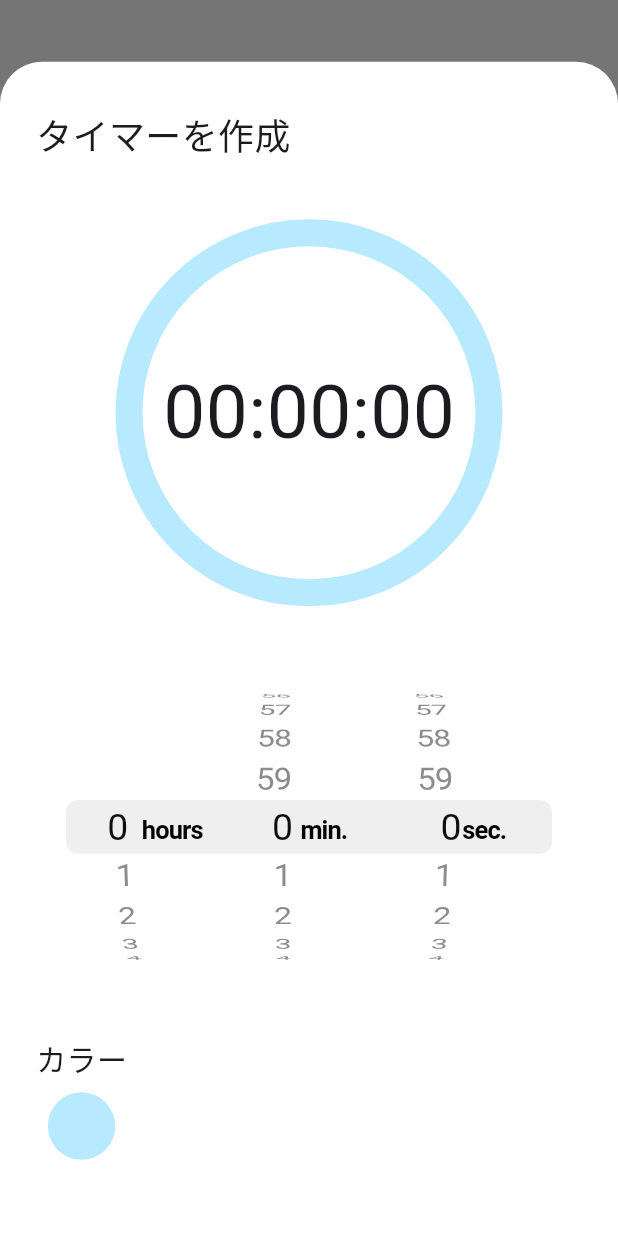
After one commit to skyrinrin/projects, a Flutter app: the screen it shows after launch, item 3 of the bottom bar chosen, after a tap on the "add" icon, on a phone screen of 412 x 824 dp. The commit adds this screen. Run offline on Flutter 3.47's test engine with Material 3 defaults, Android fonts, the phone set to English and light mode, and no system bars; our stand-ins replace flutter_riverpod, hooks_riverpod, shared_preferences.

Commit message:
'タイマー作成画面ポモドーロ以外'

```diff
--- a/pomodoro_timer_app/lib/main_screen.dart
+++ b/pomodoro_timer_app/lib/main_screen.dart
@@ -7,6 +7,7 @@ import 'package:pomodoro_timer_app/presentation/screen/point_screen.dart';
 import 'package:pomodoro_timer_app/presentation/screen/report_screen.dart';
 import 'package:pomodoro_timer_app/presentation/screen/select_timer_screen.dart';
 import 'package:pomodoro_timer_app/presentation/screen/timer_screen.dart';
+import 'package:pomodoro_timer_app/presentation/timer_select/timer_editor.dart';
 import 'package:pomodoro_timer_app/provider/provider.dart';
 
 class MainScreen extends ConsumerStatefulWidget {
@@ -68,7 +69,14 @@ class MainScreenState extends ConsumerState<MainScreen> {
               shape: RoundedRectangleBorder(
                 borderRadius: BorderRadius.circular(30),
               ),
-              onPressed: null,
+              onPressed: () async {
+                await showModalBottomSheet(
+                  context: context,
+                  isScrollControlled: true,
+                  backgroundColor: Colors.white,
+                  builder: (context) => TimerEditor(),
+                );
+              },
 
               child: Icon(Icons.add, color: Colors.white, size: 32),
               backgroundColor: Color(0xFF51BBFD),
--- a/pomodoro_timer_app/lib/nextjob.txt
+++ b/pomodoro_timer_app/lib/nextjob.txt
@@ -1,4 +1,4 @@
 
 
-・画面遷移後に再生ボタンと停止ボタンの状態がリセットされる 11/02 再生、停止ボタンの管理をproviderで行う
-・タイマー実行中はタイマー選択画面に遷移しないようにする 11/02
+・各ウィジェットの大きさをスマホの大きさに合わせて柔軟に変更できるようにする(重要)
+・devicePreviewsパッケージを使ってレイアウトを調整
--- /dev/null
+++ b/pomodoro_timer_app/lib/presentation/timer_select/time_picker.dart
@@ -0,0 +1,48 @@
+import 'package:flutter/cupertino.dart';
+import 'package:flutter/foundation.dart';
+import 'package:flutter/widgets.dart';
+import 'package:hooks_riverpod/hooks_riverpod.dart';
+import 'package:hooks_riverpod/misc.dart';
+import 'package:pomodoro_timer_app/provider/provider.dart';
+
+class TimePicker extends ConsumerWidget {
+  // Duration _duration = Duration(hours: 0, minutes: 0, seconds: 0);
+  // final timePickerValue
+  // String _timeValue = '00:00';
+
+  void changedDuration(Duration newDuration, WidgetRef ref) {
+    // _duration = newDuration;
+    // String _hour = '';
+    // String _minute = '00';
+    // String _second = '00';
+    // if (_duration.inHours == 0) {
+    //   _hour = '';
+    // }
+
+    //
+
+    // _timeValue = '$_hour$_minute:$_second';
+  }
+
+  @override
+  Widget build(BuildContext context, WidgetRef ref) {
+    return CupertinoTimerPicker(
+      onTimerDurationChanged: (Duration newDuration) {
+        ref.read(timePickerValueProvider.notifier).state = newDuration;
+      },
+      mode: CupertinoTimerPickerMode.hms,
+      initialTimerDuration: ref.read(timePickerValueProvider),
+    );
+  }
+}
+
+class ShowTimeBox extends ConsumerWidget {
+  @override
+  Widget build(BuildContext context, WidgetRef ref) {
+    final timePickerValue = ref.watch(timePickerValueProvider);
+    final _time =
+        '${timePickerValue.inHours.toString().padLeft(2, '0')}:${(timePickerValue.inMinutes % 60).toString().padLeft(2, '0')}:${(timePickerValue.inSeconds % 60).toString().padLeft(2, '0')}';
+
+    return Center(child: Text(_time, style: TextStyle(fontSize: 50)));
+  }
+}
--- a/pomodoro_timer_app/lib/presentation/timer_select/timer_box.dart
+++ b/pomodoro_timer_app/lib/presentation/timer_select/timer_box.dart
@@ -1,11 +1,13 @@
 import 'package:flutter/material.dart';
 import 'package:flutter/widgets.dart';
 import 'package:hooks_riverpod/hooks_riverpod.dart';
-import 'package:pomodoro_timer_app/presentation/timer_select/timer_circle_mini.dart';
+import 'package:pomodoro_timer_app/presentation/timer_select/timer_circle_static.dart';
+import 'package:pomodoro_timer_app/provider/provider.dart';
 
 class TimerBox extends ConsumerWidget {
   @override
   Widget build(BuildContext context, WidgetRef ref) {
+    final color = Colors.amber;
     return Container(
       width: 180,
       height: 160,
@@ -18,7 +20,11 @@ class TimerBox extends ConsumerWidget {
           Center(
             child: CustomPaint(
               size: const Size(100, 100),
-              painter: TimerMiniPainter(),
+              painter: TimerStaticPainter(
+                radius: 54,
+                strokeWidth: 10,
+                color: color,
+              ),
             ),
           ),
           Center(
--- a/pomodoro_timer_app/lib/presentation/timer_select/timer_circle_mini.dart
+++ b/pomodoro_timer_app/lib/presentation/timer_select/timer_circle_static.dart
@@ -18,20 +18,29 @@ import 'package:flutter/material.dart';
 //   }
 // }
 
-class TimerMiniPainter extends CustomPainter {
+class TimerStaticPainter extends CustomPainter {
+  double radius; //ここを柔軟に対応できるようにする
+  double strokeWidth;
+  Color color;
+
+  TimerStaticPainter({
+    required this.radius,
+    required this.strokeWidth,
+    required this.color,
+  });
+
   @override
   void paint(Canvas canvas, Size size) {
     final center = size.center(Offset.zero);
-    final radius = 50; //ここを柔軟に対応できるようにする
 
     final circlePaint = Paint()
-      ..color = const Color(0xFFB7E9FF)
+      ..color = color
       ..style = PaintingStyle.stroke
-      ..strokeWidth = 10;
+      ..strokeWidth = strokeWidth;
 
-    canvas.drawCircle(center, 58, circlePaint);
+    canvas.drawCircle(center, radius, circlePaint);
   }
 
   @override
-  bool shouldRepaint(TimerMiniPainter oldDelegate) => false;
+  bool shouldRepaint(TimerStaticPainter oldDelegate) => false;
 }
--- /dev/null
+++ b/pomodoro_timer_app/lib/presentation/timer_select/timer_editor.dart
@@ -0,0 +1,78 @@
+import 'dart:async';
+
+import 'package:flutter/material.dart';
+import 'package:hooks_riverpod/hooks_riverpod.dart';
+import 'package:pomodoro_timer_app/presentation/timer/timer_circle.dart';
+import 'package:pomodoro_timer_app/presentation/timer_select/color_picker.dart';
+import 'package:pomodoro_timer_app/presentation/timer_select/time_picker.dart';
+import 'package:pomodoro_timer_app/presentation/timer_select/timer_circle_static.dart';
+import 'package:pomodoro_timer_app/provider/provider.dart';
+
+class TimerEditor extends ConsumerWidget {
+  Widget build(BuildContext context, WidgetRef ref) {
+    Widget selectButton() {
+      return GestureDetector(
+        onTap: () {
+          Navigator.of(context).pop();
+        },
+        child: Container(
+          height: 60,
+          width: double.infinity,
+          decoration: BoxDecoration(
+            color: Color(0xFF7B7B7B),
+            borderRadius: BorderRadius.circular(30),
+          ),
+          child: Center(
+            child: Text(
+              '追加',
+              style: TextStyle(fontSize: 18, color: Colors.white),
+            ),
+          ),
+        ),
+      );
+    }
+
+    // final size = MediaQuery.of(context).size;
+    // final height = size.height;
+    // print('高さ: $height');
+    // final width = size.width;
+    return FractionallySizedBox(
+      // alignment: Alignment.topLeft,
+      // heightFactor: 0.9,
+      heightFactor: 0.95,
+      widthFactor: 1,
+      child: SingleChildScrollView(
+        child: Container(
+          padding: EdgeInsets.symmetric(horizontal: 24),
+          child: Column(
+            // mainAxisAlignment: MainAxisAlignment.end,
+            children: [
+              SizedBox(height: 32),
+              Align(
+                alignment: Alignment.topLeft,
+                child: Text('タイマーを作成', style: TextStyle(fontSize: 24)),
+              ),
+              SizedBox(height: 132),
+              CustomPaint(
+                size: const Size(100, 100),
+                painter: TimerStaticPainter(
+                  radius: 120,
+                  strokeWidth: 18,
+                  color: ref.watch(maincolorPickerValueProvider),
+                ),
+                child: ShowTimeBox(),
+              ),
+
+              SizedBox(height: 132),
+              TimePicker(),
+              SizedBox(height: 32),
+              Align(alignment: Alignment.centerLeft, child: ColorPicker()),
+              SizedBox(height: 60),
+              selectButton(),
+            ],
+          ),
+        ),
+      ),
+    );
+  }
+}
--- a/pomodoro_timer_app/lib/provider/provider.dart
+++ b/pomodoro_timer_app/lib/provider/provider.dart
@@ -1,3 +1,4 @@
+import 'package:flutter/material.dart';
 import 'package:hooks_riverpod/hooks_riverpod.dart';
 import 'package:hooks_riverpod/legacy.dart';
 import '../application/timer_notifier.dart';
@@ -10,3 +11,10 @@ final timerProvider = StateNotifierProvider<TimerNotifier, TimerState>((ref) {
   final repo = ref.watch(timerRepositoryProvider);
   return TimerNotifier(repo);
 });
+
+// final showTimeValueProvider = StateProvider<String>((ref) => '00:00');
+final timePickerValueProvider = StateProvider<Duration>((ref) => Duration());
+final maincolorPickerValueProvider = StateProvider<Color>(
+  (ref) => Color(0xFFB7E9FF),
+);
+//
```
Also changed, not shown: pomodoro_timer_app/lib/presentation/timer_select/color_picker.dart (added, +107 -0 lines).
